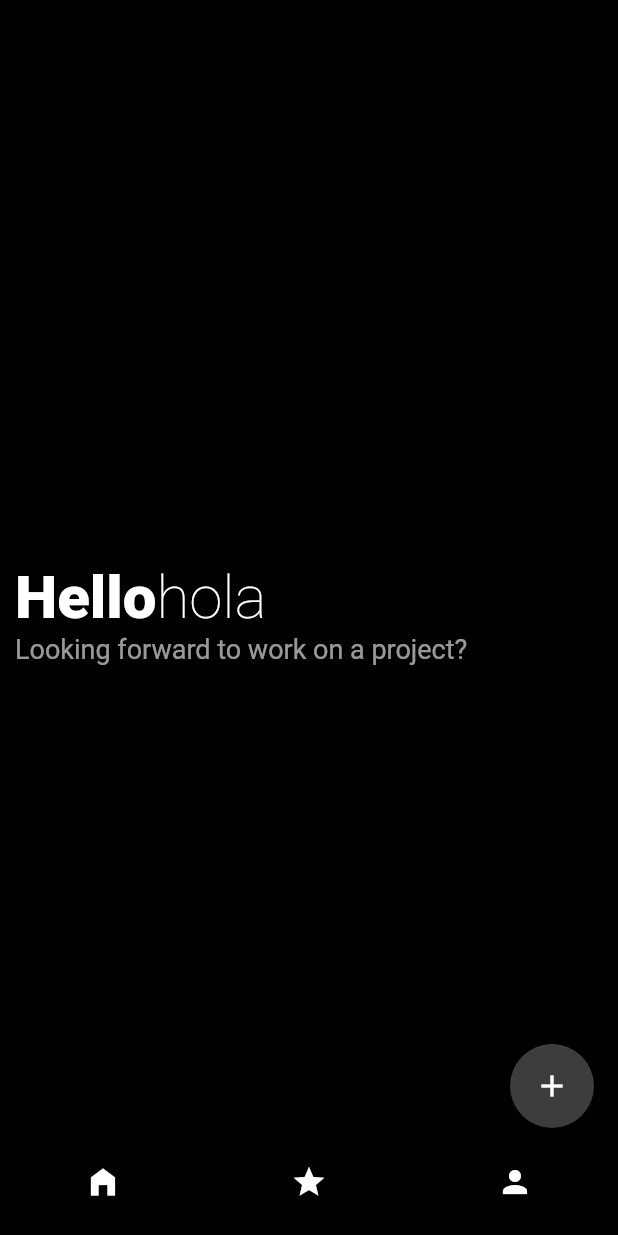
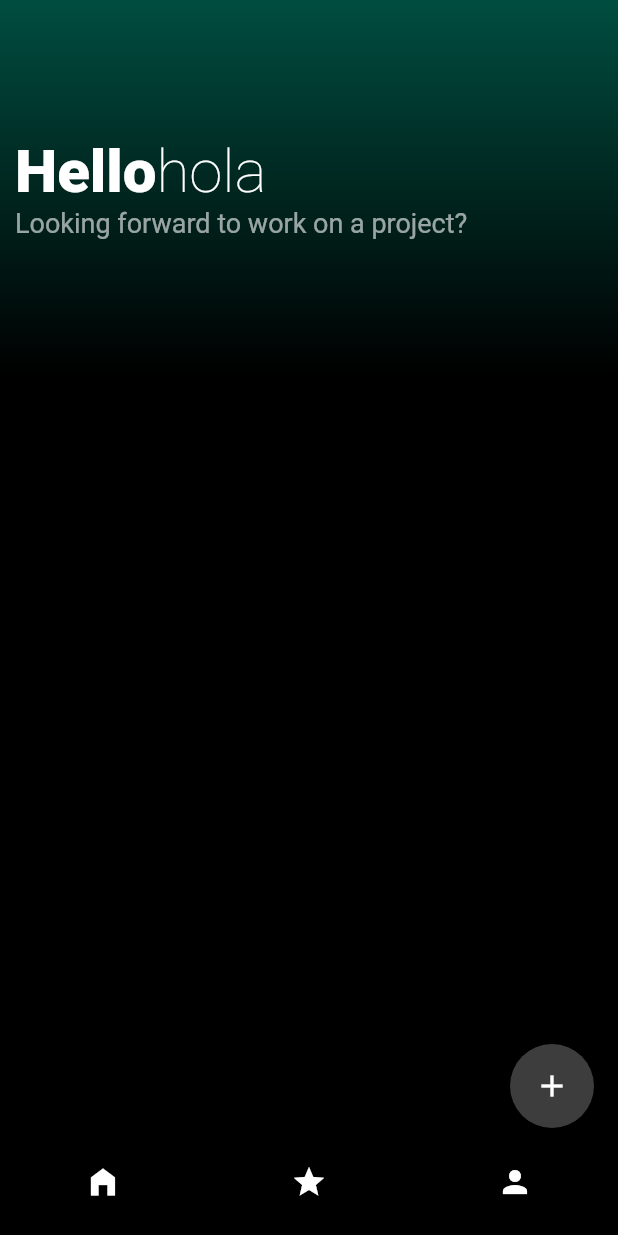
Before and after one commit to semandreis/project_link, a Flutter app: the screen it shows once a user with an empty profile is signed in, on a phone screen of 412 x 824 dp. Run offline on Flutter 3.47's test engine with Material 2 defaults, Android fonts, the phone set to English and light mode, and no system bars; our stand-ins replace cloud_firestore, email_validator, firebase_auth, firebase_core; accounts and stored records are empty.

Commit message:
Minor UI changes

```diff
--- a/lib/MyProjects.dart
+++ b/lib/MyProjects.dart
@@ -104,7 +104,7 @@ class _MyProjectsState extends State<MyProjects> {
                             ],
                           ),
                           const Text(
-                            'Here a list of your projects',
+                            'Here\'s a list of your projects',
                             style:
                                 TextStyle(color: Colors.white60, fontSize: 18),
                           ),
--- a/lib/Profile.dart
+++ b/lib/Profile.dart
@@ -37,8 +37,7 @@ class _ProfileState extends State<Profile> {
     final user = FirebaseAuth.instance.currentUser!;
     return Scaffold(
       backgroundColor: Colors.black,
-      body: Center(
-        child: Container(
+      body: Container(
           child: SingleChildScrollView(
             child: Column(
               crossAxisAlignment: CrossAxisAlignment.center,
@@ -167,7 +166,7 @@ class _ProfileState extends State<Profile> {
               ),
           ),
         ),
-      ),
+
 
     );
   }
--- a/lib/home_page.dart
+++ b/lib/home_page.dart
@@ -65,18 +65,24 @@ class _HomePageState extends State<HomePage> {
           },),
 
       backgroundColor: Colors.black,
-      body: Center(
-        child: Container(
+      body: Container(
           child: SingleChildScrollView(
             scrollDirection: Axis.vertical,
             child: Column(
-              crossAxisAlignment: CrossAxisAlignment.center,
+
               children: [
                 Padding(
-                  padding: const EdgeInsets.only(top: 50),
+                  padding: const EdgeInsets.only(top: 0),
                   child: Container(
                     width: 450,
-                    height: 200,
+                    height: 250,
+                    decoration: BoxDecoration(
+                      gradient: LinearGradient(
+                          colors: [Color(0xFF004D40),Colors.black],
+                          begin: Alignment.topCenter,
+                          end: Alignment.bottomCenter
+                      ),
+                    ),
                     child: Padding(
                       padding: const EdgeInsets.all(10),
                       child: Column(
@@ -105,7 +111,7 @@ class _HomePageState extends State<HomePage> {
             ),
           ),
         ),
-      ),
+
     );
   }
 }
```
Also changed, not shown: lib/SplashScreen.dart (added, +18 -0 lines).
